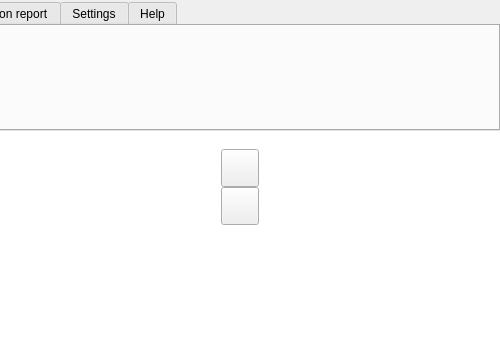
kadas-albireo/kadas-albireo, file src/ui/qgskadasmainwidgetbase.ui: the form before one commit; both pictures show x 799 to 1299 and y 0 to 347 of the 1299 by 613 pixel window.
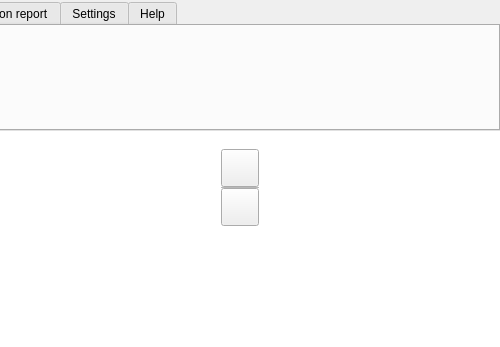
The form after the commit. Icons and pictures are not drawn. Custom widgets are drawn as their Qt base class.

Commit message: zoom buttons mid line added

Patch:
```diff
--- a/src/ui/qgskadasmainwidgetbase.ui
+++ b/src/ui/qgskadasmainwidgetbase.ui
@@ -1337,7 +1337,7 @@
         <x>1020</x>
         <y>18</y>
         <width>40</width>
-        <height>81</height>
+        <height>79</height>
        </rect>
       </property>
       <layout class="QVBoxLayout" name="mZoomInOutLayout">
@@ -1385,6 +1385,60 @@
          </property>
         </widget>
        </item>
+       <item>
+        <widget class="QFrame" name="mZoomBackgroundFrame">
+         <property name="sizePolicy">
+          <sizepolicy hsizetype="Preferred" vsizetype="Fixed">
+           <horstretch>0</horstretch>
+           <verstretch>0</verstretch>
+          </sizepolicy>
+         </property>
+         <property name="minimumSize">
+          <size>
+           <width>0</width>
+           <height>1</height>
+          </size>
+         </property>
+         <property name="maximumSize">
+          <size>
+           <width>16777215</width>
+           <height>1</height>
+          </size>
+         </property>
+         <property name="baseSize">
+          <size>
+           <width>0</width>
+           <height>0</height>
+          </size>
+         </property>
+         <property name="frameShape">
+          <enum>QFrame::StyledPanel</enum>
+         </property>
+         <property name="frameShadow">
+          <enum>QFrame::Plain</enum>
+         </property>
+         <property name="lineWidth">
+          <number>0</number>
+         </property>
+         <layout class="QVBoxLayout" name="verticalLayout">
+          <property name="spacing">
+           <number>0</number>
+          </property>
+          <property name="leftMargin">
+           <number>1</number>
+          </property>
+          <property name="topMargin">
+           <number>0</number>
+          </property>
+          <property name="rightMargin">
+           <number>1</number>
+          </property>
+          <property name="bottomMargin">
+           <number>0</number>
+          </property>
+         </layout>
+        </widget>
+       </item>
        <item>
         <widget class="QPushButton" name="mZoomOutButton">
          <property name="sizePolicy">
@@ -1886,6 +1940,11 @@
   </action>
  </widget>
  <customwidgets>
+  <customwidget>
+   <class>QgsColorButtonV2</class>
+   <extends>QToolButton</extends>
+   <header>qgscolorbuttonv2.h</header>
+  </customwidget>
   <customwidget>
    <class>QgsLayerTreeView</class>
    <extends>QTreeView</extends>
@@ -1918,11 +1977,6 @@
    <header>kadas/search/qgsvbssearchbox.h</header>
    <container>1</container>
   </customwidget>
-  <customwidget>
-   <class>QgsColorButtonV2</class>
-   <extends>QToolButton</extends>
-   <header>qgscolorbuttonv2.h</header>
-  </customwidget>
  </customwidgets>
  <resources>
   <include location="../../images/images.qrc"/>
```
Left out of the diff: 37 changed lines with no effect on the pictures. The commit also changes 1 other file.
